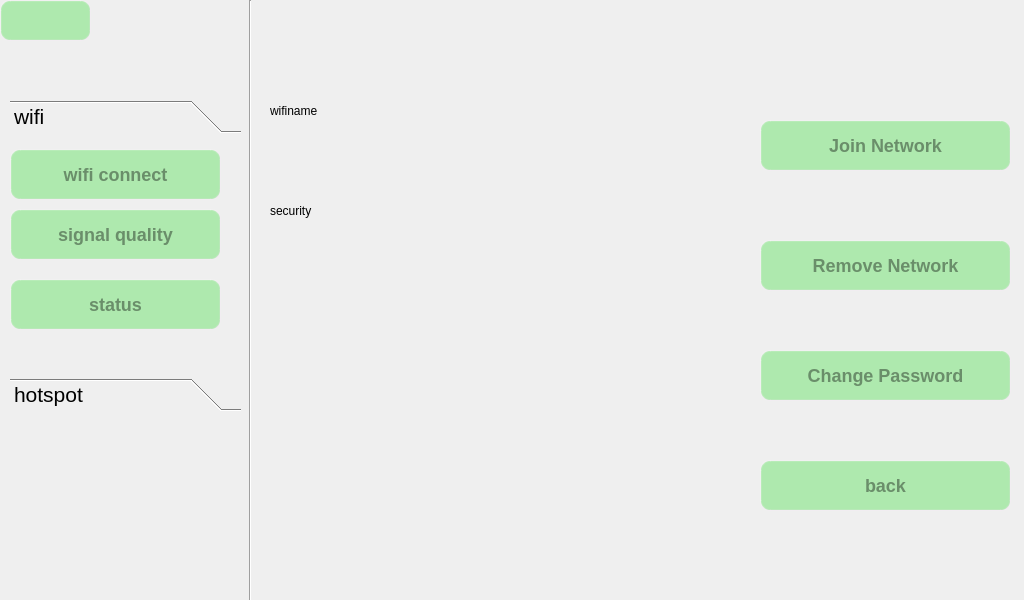
The window that qt/t507/wifi.ui (jizizihe/baijie_demo) describes before a commit, drawn with Qt 5.
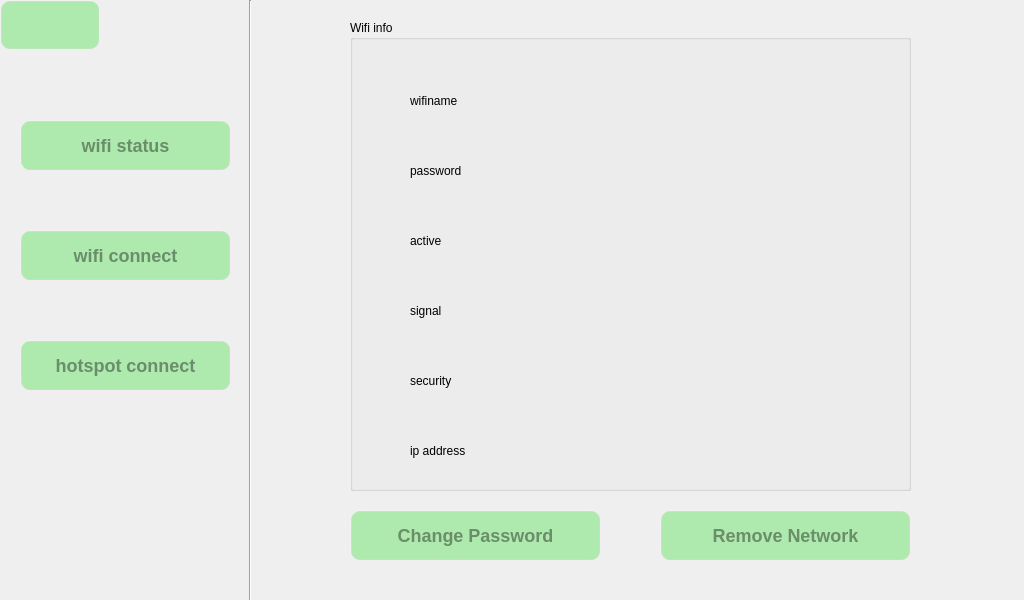
The same window after the commit. The open tabs and pages were chosen to show the change. Icons and pictures are not drawn. Custom widgets are drawn as their Qt base class.

Commit message: wifi ui init

Diff of the .ui file:
```diff
--- a/qt/t507/wifi.ui
+++ b/qt/t507/wifi.ui
@@ -53,7 +53,19 @@
 
 QSlider::sub-page:horizontal { /*水平滑块手柄以前的部分*/
         border-image: url(:/image/slider.png);/*边框图片*/
- }</string>
+ }
+
+QMessageBox {
+	background-image: url(:/t507_button_image/all/2.webp);
+	border:1px solid gray;
+}
+
+            QListWidget {background-color:transparent; outline: none; border:1px solid gray; color: black; }
+            QListWidget::Item { width: 400px; height: 50px; }
+            QListWidget::Item:hover { background: #4CAF50; color: white; }
+            QListWidget::item:selected { background: #e7e7e7; color: #f44336; }
+            QListWidget::item:selected:!active { background: lightgreen; }
+</string>
   </property>
   <widget class="QWidget" name="centralwidget">
    <widget class="QPushButton" name="ReturnBtn">
@@ -61,8 +73,8 @@
      <rect>
       <x>0</x>
       <y>0</y>
-      <width>91</width>
-      <height>41</height>
+      <width>100</width>
+      <height>50</height>
      </rect>
     </property>
     <property name="text">
@@ -73,167 +85,6 @@
       <normaloff>:/t507_button_image/return.png</normaloff>:/t507_button_image/return.png</iconset>
     </property>
    </widget>
-   <widget class="QToolBox" name="toolBox">
-    <property name="geometry">
-     <rect>
-      <x>10</x>
-      <y>100</y>
-      <width>231</width>
-      <height>311</height>
-     </rect>
-    </property>
-    <property name="font">
-     <font>
-      <pointsize>16</pointsize>
-     </font>
-    </property>
-    <property name="layoutDirection">
-     <enum>Qt::LeftToRight</enum>
-    </property>
-    <property name="styleSheet">
-     <string notr="true"/>
-    </property>
-    <property name="locale">
-     <locale language="English" country="UnitedStates"/>
-    </property>
-    <property name="currentIndex">
-     <number>0</number>
-    </property>
-    <widget class="QWidget" name="page_3">
-     <property name="geometry">
-      <rect>
-       <x>0</x>
-       <y>0</y>
-       <width>231</width>
-       <height>235</height>
-      </rect>
-     </property>
-     <attribute name="label">
-      <string>wifi</string>
-     </attribute>
-     <widget class="QPushButton" name="WifiConnectBtn">
-      <property name="geometry">
-       <rect>
-        <x>0</x>
-        <y>10</y>
-        <width>211</width>
-        <height>51</height>
-       </rect>
-      </property>
-      <property name="font">
-       <font>
-        <pointsize>-1</pointsize>
-        <weight>75</weight>
-        <italic>false</italic>
-        <bold>true</bold>
-       </font>
-      </property>
-      <property name="layoutDirection">
-       <enum>Qt::LeftToRight</enum>
-      </property>
-      <property name="text">
-       <string>wifi connect</string>
-      </property>
-     </widget>
-     <widget class="QPushButton" name="WifiQualityBtn">
-      <property name="geometry">
-       <rect>
-        <x>0</x>
-        <y>70</y>
-        <width>211</width>
-        <height>51</height>
-       </rect>
-      </property>
-      <property name="font">
-       <font>
-        <pointsize>-1</pointsize>
-        <weight>75</weight>
-        <italic>false</italic>
-        <bold>true</bold>
-       </font>
-      </property>
-      <property name="text">
-       <string>signal quality</string>
-      </property>
-     </widget>
-     <widget class="QPushButton" name="WifiStatusBtn">
-      <property name="geometry">
-       <rect>
-        <x>0</x>
-        <y>140</y>
-        <width>211</width>
-        <height>51</height>
-       </rect>
-      </property>
-      <property name="font">
-       <font>
-        <pointsize>-1</pointsize>
-        <weight>75</weight>
-        <italic>false</italic>
-        <bold>true</bold>
-       </font>
-      </property>
-      <property name="text">
-       <string>status</string>
-      </property>
-     </widget>
-    </widget>
-    <widget class="QWidget" name="page_4">
-     <property name="geometry">
-      <rect>
-       <x>0</x>
-       <y>0</y>
-       <width>231</width>
-       <height>235</height>
-      </rect>
-     </property>
-     <attribute name="label">
-      <string>hotspot</string>
-     </attribute>
-     <widget class="QPushButton" name="HotspotConBtn">
-      <property name="geometry">
-       <rect>
-        <x>10</x>
-        <y>20</y>
-        <width>201</width>
-        <height>51</height>
-       </rect>
-      </property>
-      <property name="font">
-       <font>
-        <pointsize>-1</pointsize>
-        <weight>75</weight>
-        <italic>false</italic>
-        <bold>true</bold>
-       </font>
-      </property>
-      <property name="text">
-       <string>hotspot connect</string>
-      </property>
-     </widget>
-     <widget class="QPushButton" name="HotspotStatusBtn">
-      <property name="geometry">
-       <rect>
-        <x>10</x>
-        <y>90</y>
-        <width>201</width>
-        <height>51</height>
-       </rect>
-      </property>
-      <property name="font">
-       <font>
-        <pointsize>-1</pointsize>
-        <weight>75</weight>
-        <italic>false</italic>
-        <bold>true</bold>
-       </font>
-      </property>
-      <property name="text">
-       <string>status</string>
-      </property>
-     </widget>
-    </widget>
-   </widget>
    <widget class="Line" name="line">
     <property name="geometry">
      <rect>
@@ -432,8 +283,8 @@
      <widget class="QPushButton" name="WifiExistRemoveBtn">
       <property name="geometry">
        <rect>
-        <x>500</x>
-        <y>230</y>
+        <x>400</x>
+        <y>500</y>
         <width>251</width>
         <height>51</height>
        </rect>
@@ -442,89 +293,11 @@
        <string>Remove Network</string>
       </property>
      </widget>
-     <widget class="QPushButton" name="WifiBackBtn">
-      <property name="geometry">
-       <rect>
-        <x>500</x>
-        <y>450</y>
-        <width>251</width>
-        <height>51</height>
-       </rect>
-      </property>
-      <property name="text">
-       <string>back</string>
-      </property>
-     </widget>
-     <widget class="QPushButton" name="WifiActiveBtn">
-      <property name="geometry">
-       <rect>
-        <x>500</x>
-        <y>110</y>
-        <width>251</width>
-        <height>51</height>
-       </rect>
-      </property>
-      <property name="text">
-       <string>Join Network</string>
-      </property>
-     </widget>
-     <widget class="QLabel" name="WifiInfoNameLab">
-      <property name="geometry">
-       <rect>
-        <x>170</x>
-        <y>60</y>
-        <width>251</width>
-        <height>71</height>
-       </rect>
-      </property>
-      <property name="text">
-       <string/>
-      </property>
-     </widget>
-     <widget class="QLabel" name="label_3">
-      <property name="geometry">
-       <rect>
-        <x>10</x>
-        <y>80</y>
-        <width>141</width>
-        <height>41</height>
-       </rect>
-      </property>
-      <property name="text">
-       <string>wifiname</string>
-      </property>
-     </widget>
-     <widget class="QLabel" name="label_4">
-      <property name="geometry">
-       <rect>
-        <x>10</x>
-        <y>180</y>
-        <width>141</width>
-        <height>41</height>
-       </rect>
-      </property>
-      <property name="text">
-       <string>security</string>
-      </property>
-     </widget>
-     <widget class="QLabel" name="WifiInfoSecurityLab">
-      <property name="geometry">
-       <rect>
-        <x>170</x>
-        <y>170</y>
-        <width>251</width>
-        <height>61</height>
-       </rect>
-      </property>
-      <property name="text">
-       <string/>
-      </property>
-     </widget>
      <widget class="QPushButton" name="ChangePasswdBtn">
       <property name="geometry">
        <rect>
-        <x>500</x>
-        <y>340</y>
+        <x>90</x>
+        <y>500</y>
         <width>251</width>
         <height>51</height>
        </rect>
@@ -533,8 +306,276 @@
        <string>Change Password</string>
       </property>
      </widget>
+     <widget class="QGroupBox" name="groupBox">
+      <property name="geometry">
+       <rect>
+        <x>90</x>
+        <y>10</y>
+        <width>561</width>
+        <height>471</height>
+       </rect>
+      </property>
+      <property name="title">
+       <string>Wifi info</string>
+      </property>
+      <widget class="QLabel" name="WifiInfoSecurityLab">
+       <property name="geometry">
+        <rect>
+         <x>270</x>
+         <y>340</y>
+         <width>221</width>
+         <height>41</height>
+        </rect>
+       </property>
+       <property name="text">
+        <string/>
+       </property>
+      </widget>
+      <widget class="QLabel" name="label_4">
+       <property name="geometry">
+        <rect>
+         <x>60</x>
+         <y>200</y>
+         <width>131</width>
+         <height>41</height>
+        </rect>
+       </property>
+       <property name="text">
+        <string>active</string>
+       </property>
+      </widget>
+      <widget class="QLabel" name="label_5">
+       <property name="geometry">
+        <rect>
+         <x>60</x>
+         <y>340</y>
+         <width>121</width>
+         <height>41</height>
+        </rect>
+       </property>
+       <property name="text">
+        <string>security</string>
+       </property>
+      </widget>
+      <widget class="QLabel" name="label_3">
+       <property name="geometry">
+        <rect>
+         <x>60</x>
+         <y>60</y>
+         <width>131</width>
+         <height>41</height>
+        </rect>
+       </property>
+       <property name="text">
+        <string>wifiname</string>
+       </property>
+      </widget>
+      <widget class="QLabel" name="WifiInfoActiveLab">
+       <property name="geometry">
+        <rect>
+         <x>270</x>
+         <y>200</y>
+         <width>231</width>
+         <height>41</height>
+        </rect>
+       </property>
+       <property name="text">
+        <string/>
+       </property>
+      </widget>
+      <widget class="QLabel" name="label_7">
+       <property name="geometry">
+        <rect>
+         <x>60</x>
+         <y>270</y>
+         <width>121</width>
+         <height>41</height>
+        </rect>
+       </property>
+       <property name="text">
+        <string>signal</string>
+       </property>
+      </widget>
+      <widget class="QLabel" name="label_8">
+       <property name="geometry">
+        <rect>
+         <x>60</x>
+         <y>130</y>
+         <width>141</width>
+         <height>41</height>
+        </rect>
+       </property>
+       <property name="text">
+        <string>password</string>
+       </property>
+      </widget>
+      <widget class="QLabel" name="WifiInfoNameLab">
+       <property name="geometry">
+        <rect>
+         <x>270</x>
+         <y>60</y>
+         <width>231</width>
+         <height>41</height>
+        </rect>
+       </property>
+       <property name="text">
+        <string/>
+       </property>
+      </widget>
+      <widget class="QLabel" name="WifiInfoSignalLab">
+       <property name="geometry">
+        <rect>
+         <x>270</x>
+         <y>270</y>
+         <width>231</width>
+         <height>41</height>
+        </rect>
+       </property>
+       <property name="text">
+        <string/>
+       </property>
+      </widget>
+      <widget class="QLabel" name="WifiInfoPasswdLab">
+       <property name="geometry">
+        <rect>
+         <x>270</x>
+         <y>140</y>
+         <width>221</width>
+         <height>51</height>
+        </rect>
+       </property>
+       <property name="text">
+        <string/>
+       </property>
+      </widget>
+      <widget class="QLabel" name="WifiInfoIpaddressLab">
+       <property name="geometry">
+        <rect>
+         <x>270</x>
+         <y>410</y>
+         <width>231</width>
+         <height>41</height>
+        </rect>
+       </property>
+       <property name="text">
+        <string/>
+       </property>
+      </widget>
+      <widget class="QLabel" name="label_9">
+       <property name="geometry">
+        <rect>
+         <x>60</x>
+         <y>410</y>
+         <width>121</width>
+         <height>41</height>
+        </rect>
+       </property>
+       <property name="text">
+        <string>ip address</string>
+       </property>
+      </widget>
+     </widget>
     </widget>
    </widget>
+   <widget class="QPushButton" name="WifiConnectBtn">
+    <property name="geometry">
+     <rect>
+      <x>20</x>
+      <y>230</y>
+      <width>211</width>
+      <height>51</height>
+     </rect>
+    </property>
+    <property name="font">
+     <font>
+      <pointsize>-1</pointsize>
+      <weight>75</weight>
+      <italic>false</italic>
+      <bold>true</bold>
+     </font>
+    </property>
+    <property name="layoutDirection">
+     <enum>Qt::LeftToRight</enum>
+    </property>
+    <property name="text">
+     <string>wifi connect</string>
+    </property>
+    <property name="icon">
+     <iconset resource="translation.qrc">
+      <normaloff>:/t507_button_image/wifi/connect.png</normaloff>:/t507_button_image/wifi/connect.png</iconset>
+    </property>
+    <property name="autoDefault">
+     <bool>true</bool>
+    </property>
+    <property name="default">
+     <bool>false</bool>
+    </property>
+    <property name="flat">
+     <bool>false</bool>
+    </property>
+   </widget>
+   <widget class="QPushButton" name="HotspotConBtn">
+    <property name="geometry">
+     <rect>
+      <x>20</x>
+      <y>340</y>
+      <width>211</width>
+      <height>51</height>
+     </rect>
+    </property>
+    <property name="font">
+     <font>
+      <pointsize>-1</pointsize>
+      <weight>75</weight>
+      <italic>false</italic>
+      <bold>true</bold>
+     </font>
+    </property>
+    <property name="text">
+     <string>hotspot connect</string>
+    </property>
+    <property name="icon">
+     <iconset resource="translation.qrc">
+      <normaloff>:/t507_button_image/wifi/hot spot.png</normaloff>:/t507_button_image/wifi/hot spot.png</iconset>
+    </property>
+   </widget>
+   <widget class="QPushButton" name="WifiStatusBtn">
+    <property name="geometry">
+     <rect>
+      <x>20</x>
+      <y>120</y>
+      <width>211</width>
+      <height>51</height>
+     </rect>
+    </property>
+    <property name="font">
+     <font>
+      <pointsize>-1</pointsize>
+      <weight>75</weight>
+      <italic>false</italic>
+      <bold>true</bold>
+     </font>
+    </property>
+    <property name="layoutDirection">
+     <enum>Qt::LeftToRight</enum>
+    </property>
+    <property name="text">
+     <string>wifi status</string>
+    </property>
+    <property name="icon">
+     <iconset resource="translation.qrc">
+      <normaloff>:/t507_button_image/wifi/status.png</normaloff>:/t507_button_image/wifi/status.png</iconset>
+    </property>
+    <property name="autoDefault">
+     <bool>true</bool>
+    </property>
+    <property name="default">
+     <bool>false</bool>
+    </property>
+    <property name="flat">
+     <bool>false</bool>
+    </property>
+   </widget>
   </widget>
   <widget class="QMenuBar" name="menubar">
    <property name="geometry">
```
Left out of the diff: 22 changed lines with no effect on the pictures. The commit also changes 48 other files.
